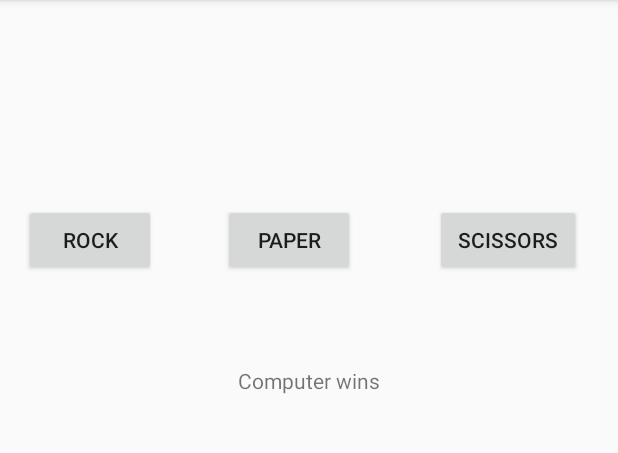
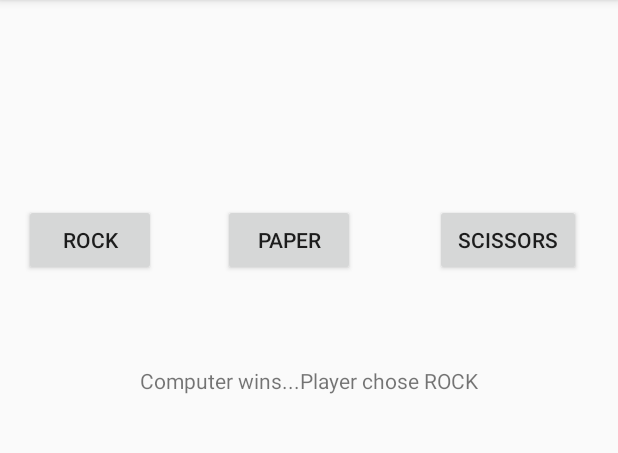
Before and after one commit to amyrob/Rock_Paper_Scissors_Java_Android_Lab, an Android app: the screen it shows after launch (MainActivity), after a tap on "ROCK", on a phone screen of 412 x 824 dp, the part 84-537 px from its top. Run offline under Robolectric (Android 15) with nearby library versions, the phone set to English and light mode, and no system bars.

Commit message:
MVP DONE

```diff
--- a/app/src/main/java/com/example/rocco/rockpaperscissors/GameLogic.java
+++ b/app/src/main/java/com/example/rocco/rockpaperscissors/GameLogic.java
@@ -34,10 +34,10 @@ public class GameLogic {
 
 
         if(win.get(playerChoice)== computerChoice) {
-            return "Player wins";
+            return "Player wins...Computer chose " + computerChoice;
         }
         else if (win.get(computerChoice) == playerChoice){
-            return "Computer wins";
+            return "Computer wins...Player chose " + playerChoice;
         }
         else {
             return "Draw";
--- a/app/src/main/java/com/example/rocco/rockpaperscissors/MainActivity.java
+++ b/app/src/main/java/com/example/rocco/rockpaperscissors/MainActivity.java
@@ -12,7 +12,7 @@ public class MainActivity extends AppCompatActivity {
     private GameLogic gameLogic;
     private Outcome playerOutcome, computerOutcome;
     private TextView outcomeTextView;
-
+    private TextView outcomeTextView2;
 
     @Override
     protected void onCreate(Bundle savedInstanceState) {
@@ -31,7 +31,9 @@ public class MainActivity extends AppCompatActivity {
         if (button.getId() == R.id.rock_button) {
             playerOutcome = Outcome.ROCK;
             outcomeTextView.setText(gameLogic.playRound(playerOutcome));
-            Outcome compChoice = gameLogic.getComputerChoice();
+
+
+
         }
         else if (button.getId() == R.id.paper_button) {
             playerOutcome = Outcome.PAPER;
--- a/app/src/main/res/layout/activity_main.xml
+++ b/app/src/main/res/layout/activity_main.xml
@@ -56,15 +56,4 @@
         app:layout_constraintStart_toStartOf="parent"
         app:layout_constraintTop_toBottomOf="@+id/paper_button" />
 
-    <TextView
-        android:id="@+id/outcome_textview2"
-        android:layout_width="wrap_content"
-        android:layout_height="wrap_content"
-        android:layout_marginEnd="8dp"
-        android:layout_marginStart="8dp"
-        android:layout_marginTop="116dp"
-        app:layout_constraintEnd_toEndOf="parent"
-        app:layout_constraintHorizontal_bias="0.501"
-        app:layout_constraintStart_toStartOf="parent"
-        app:layout_constraintTop_toBottomOf="@+id/paper_button" />
 </android.support.constraint.ConstraintLayout>
```
